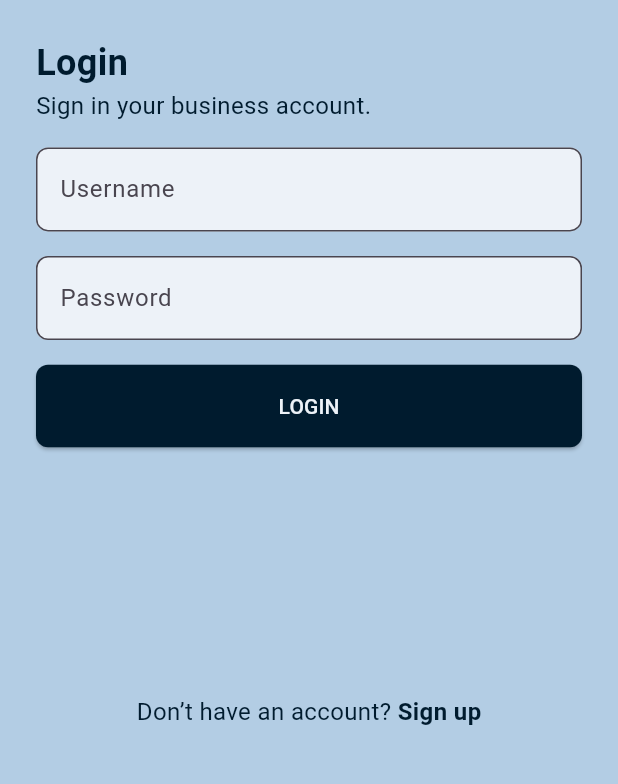
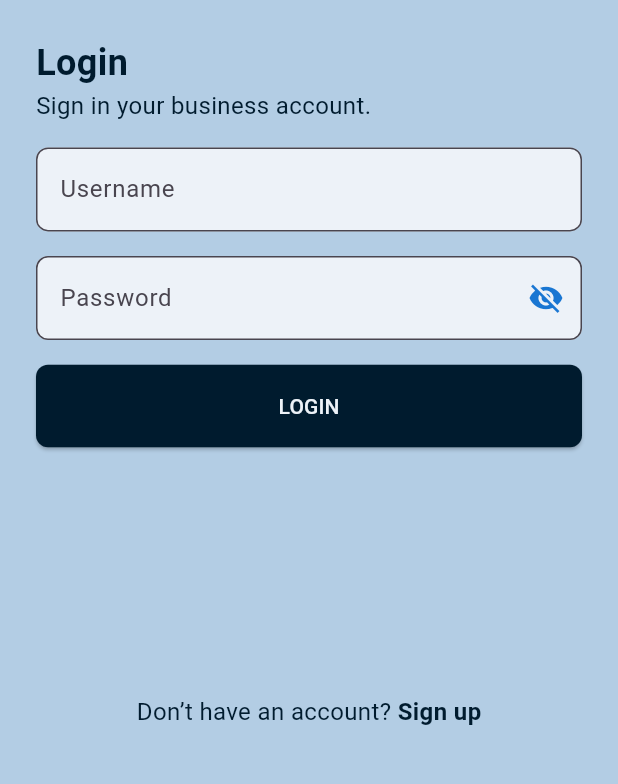
Before and after one commit to dy-chrstn/sari_client, a Flutter app: the screen it shows after launch, on a phone screen of 412 x 824 dp, the part 250-1034 px from its top. Run offline on Flutter 3.47's test engine with Material 3 defaults, Android fonts, the phone set to English and light mode, and no system bars; our stand-ins replace bloc, equatable, flutter_dotenv, go_router, loading_animation_widget, logger and 2 more; Roboto replaces fonts that are missing (Poppins).

Commit message:
Login backend connected

```diff
--- a/lib/account/view/business/BusinessLoginPage.dart
+++ b/lib/account/view/business/BusinessLoginPage.dart
@@ -2,8 +2,6 @@ import 'package:flutter/gestures.dart';
 import 'package:flutter/material.dart';
 import 'package:go_router/go_router.dart';
 import 'package:logger/logger.dart';
-import 'package:quickalert/quickalert.dart';
-import 'package:sari/account/services/businessAcc.dart';
 import 'package:sari/utils/theme/colors.dart';
 import 'package:sari/utils/theme/typography.dart';
 import 'package:sari/widgets/form/AppForm.dart';
@@ -21,13 +19,14 @@ class _LoginPageState extends State<LoginPage> {
   TextEditingController passwordController = TextEditingController();
   bool isLoading = false;
   bool isError = false;
+  bool isErrorUsername = false;
+  bool isErrorPassword = false;
+  bool isPasswordVisible = false;
 
   @override
   void initState() {
     super.initState();
-    if (widget.message != null) {
-      isError = true;
-    }
+    isPasswordVisible = false;
   }
 
   @override
@@ -69,17 +68,38 @@ class _LoginPageState extends State<LoginPage> {
                   textInputAction: TextInputAction.next,
                   decoration: AppForm.whiteField.copyWith(
                     labelText: 'Username',
+                    errorText:
+                        isErrorUsername ? 'Username cannot be empty' : null,
                   )),
               SizedBox(
                 height: screenSize.height * 0.02,
               ),
               TextField(
                 controller: passwordController,
-                  obscureText: true,
+                obscureText: !isPasswordVisible,
                 textInputAction: TextInputAction.done,
+                obscuringCharacter: '*',
                 decoration: AppForm.whiteField.copyWith(
                   labelText: 'Password',
-                  )),
+                  errorText:
+                      isErrorPassword ? 'Password cannot be empty' : null,
+                  suffixIcon: IconButton(
+                    icon: Icon(
+                      // Based on passwordVisible state choose the icon
+                      isPasswordVisible
+                          ? Icons.visibility
+                          : Icons.visibility_off,
+                      color: Theme.of(context).primaryColorDark,
+                    ),
+                    onPressed: () {
+                      // Update the state i.e. toogle the state of passwordVisible variable
+                      setState(() {
+                        isPasswordVisible = !isPasswordVisible;
+                      });
+                    },
+                  ),
+                ),
+              ),
               SizedBox(
                 height: screenSize.height * 0.02,
               ),
@@ -88,10 +108,19 @@ class _LoginPageState extends State<LoginPage> {
                   height: 55,
                   child: ElevatedButton(
                       onPressed: () async {
-                        await GoRouter.of(context).push('/loading', extra: {
+                        isErrorUsername = usernameController.text.isEmpty;
+                        isErrorPassword = passwordController.text.isEmpty;
+
+                        if (isErrorUsername || isErrorPassword) {
+                          setState(() {});
+                          return;
+                        } else {
+                          await GoRouter.of(context).pushReplacement('/loading',
+                              extra: {
                                 'username': usernameController.text,
                                 'password': passwordController.text
                               });
+                        }
                       },
                       style: AppForm.darkButton,
                       child: Text(
--- a/lib/main.dart
+++ b/lib/main.dart
@@ -26,26 +26,50 @@ class Main extends StatefulWidget {
 }
 
 class _MainState extends State<Main> {
-  GoRouter router = GoRouter(
-    routes: [
-      GoRoute(path: '/', builder: (context, state) => const SplashScreen()),
-      GoRoute(path: '/loading', builder: (context, state) => const LoadingScreen( username: '', password: '')),
-      GoRoute(path: '/business/login', builder: (context, state) => const LoginPage(message: null)),
-      GoRoute(path: '/business/register', builder: (context, state) => const RegisterBusinessAcc()),
-      GoRoute(path: '/profile/list', builder: (context, state) => const ProfilesPage()),
-      GoRoute(path: '/profile/create/name', builder: (context, state) => const ProfileName(),),
-      GoRoute(path: '/profile/create/createPin', builder: (context, state) => const CreatePin(),),
-      GoRoute(path: '/profile/create/confirmPin', builder: (context, state) => const ConfirmPIn(),),
-      GoRoute(path: '/product/list', builder: (context, state) => const HomePage(),),
-    ]
-  );
+  GoRouter router = GoRouter(routes: [
+    GoRoute(path: '/', builder: (context, state) => const SplashScreen()),
+    GoRoute(
+      path: '/loading',
+      builder: (context, state) {
+        final extra = state.extra as Map<String, String>;
+        final username = extra['username'] ?? '';
+        final password = extra['password'] ?? '';
+
+        return LoadingScreen(username: username, password: password);
+      },
+    ),
+    GoRoute(
+        path: '/business/login',
+        builder: (context, state) => const LoginPage(message: null)),
+    GoRoute(
+        path: '/business/register',
+        builder: (context, state) => const RegisterBusinessAcc()),
+    GoRoute(
+        path: '/profile/list',
+        builder: (context, state) => const ProfilesPage()),
+    GoRoute(
+      path: '/profile/create/name',
+      builder: (context, state) => const ProfileName(),
+    ),
+    GoRoute(
+      path: '/profile/create/createPin',
+      builder: (context, state) => const CreatePin(),
+    ),
+    GoRoute(
+      path: '/profile/create/confirmPin',
+      builder: (context, state) => const ConfirmPIn(),
+    ),
+    GoRoute(
+      path: '/product/list',
+      builder: (context, state) => const HomePage(),
+    ),
+  ]);
 
   @override
   Widget build(BuildContext context) {
     return MaterialApp.router(
       debugShowCheckedModeBanner: false,
       routerConfig: router,
-
     );
   }
 }
```
Also changed, not shown: lib/utils/page/LoadingScreen.dart (+7 -5 lines). Lines whose indentation alone changed are shown as unchanged.
